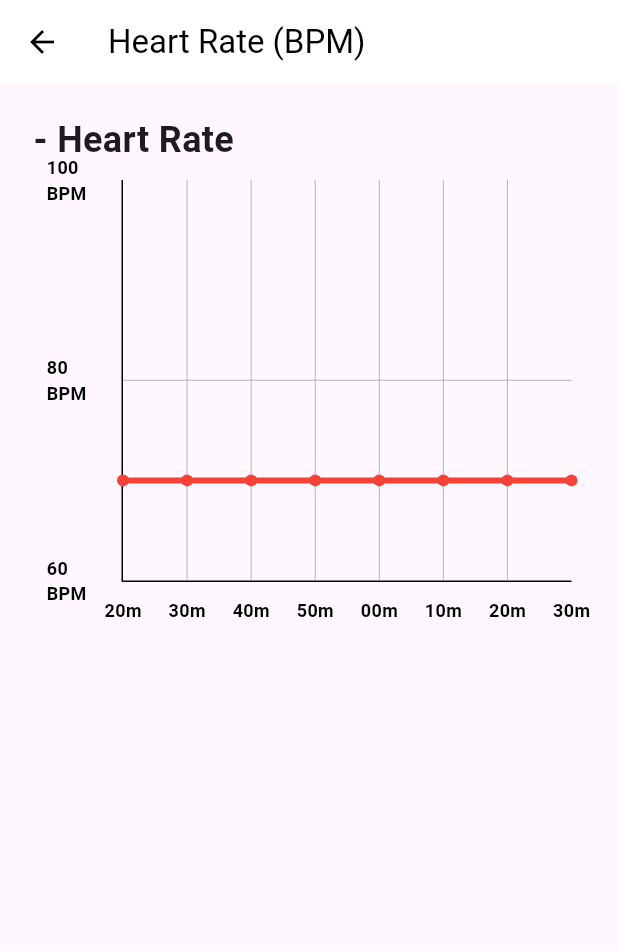
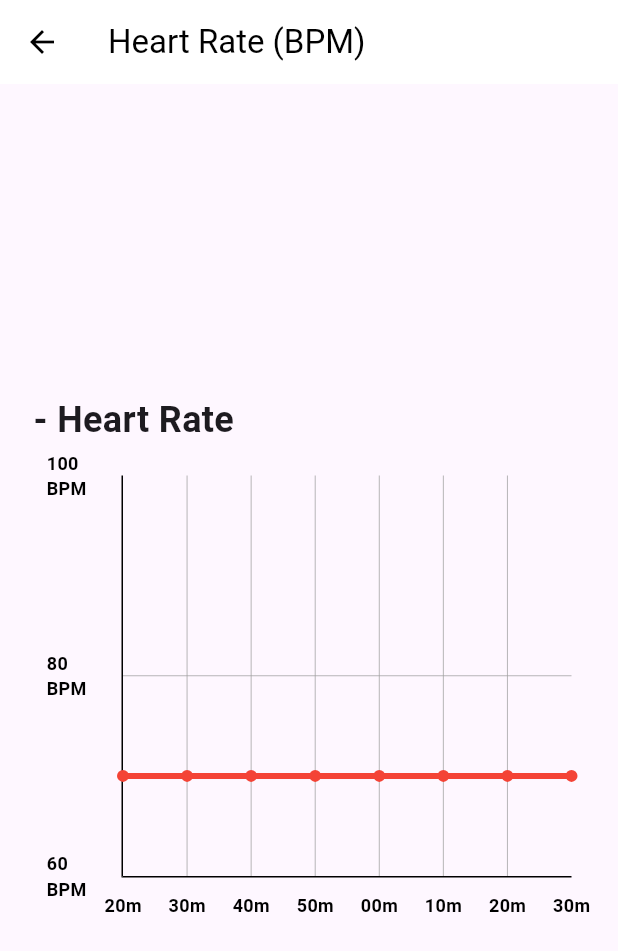
Before and after one commit to inho9899/CS350_24F_TeamProject, a Flutter app: the HeartGraph screen opened directly with empty values, on a phone screen of 412 x 824 dp. Shown: the top 951 px of the screen. Run offline on Flutter 3.47's test engine with Material 3 defaults, Android fonts, the phone set to English and light mode, and no system bars; drawn by our look-alikes of fl_chart.

Commit message:
move graphs to center

```diff
--- a/lib/heart_graph.dart
+++ b/lib/heart_graph.dart
@@ -31,9 +31,9 @@ class HeartGraph extends StatelessWidget {
         iconTheme: const IconThemeData(color: Colors.black),
       ),
       body: Column(
+        mainAxisAlignment: MainAxisAlignment.center, // 화면 중앙에 배치
         crossAxisAlignment: CrossAxisAlignment.start,
         children: [
-          const SizedBox(height: 20), // 상단 여백
           Padding(
             padding: const EdgeInsets.symmetric(horizontal: 16.0),
             child: Text(
@@ -44,7 +44,7 @@ class HeartGraph extends StatelessWidget {
               ),
             ),
           ),
-          const SizedBox(height: 10), // 제목과 그래프 간 간격
+          const SizedBox(height: 20), // 제목과 그래프 간 간격
           Center(
             child: SizedBox(
               height: 300,
--- a/lib/steps_graph.dart
+++ b/lib/steps_graph.dart
@@ -42,9 +42,9 @@ class StepsGraph extends StatelessWidget {
         iconTheme: const IconThemeData(color: Colors.black),
       ),
       body: Column(
+        mainAxisAlignment: MainAxisAlignment.center, // 그래프를 화면 중앙에 배치
         crossAxisAlignment: CrossAxisAlignment.start,
         children: [
-          const SizedBox(height: 20),
           Padding(
             padding: const EdgeInsets.symmetric(horizontal: 16.0),
             child: Text(
@@ -55,7 +55,7 @@ class StepsGraph extends StatelessWidget {
               ),
             ),
           ),
-          const SizedBox(height: 10),
+          const SizedBox(height: 20),
           Center(
             child: SizedBox(
               height: 300,
```
